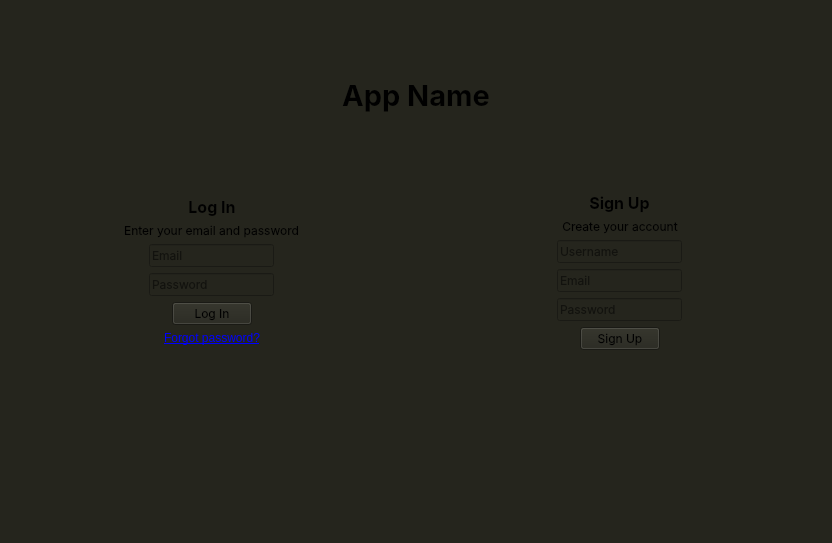
Old version of the form frontend_folder/uipy/authpageWidget.ui in the repository Saadman-Saif/Smart_Academic_Progress_Syllabus_Tracker.
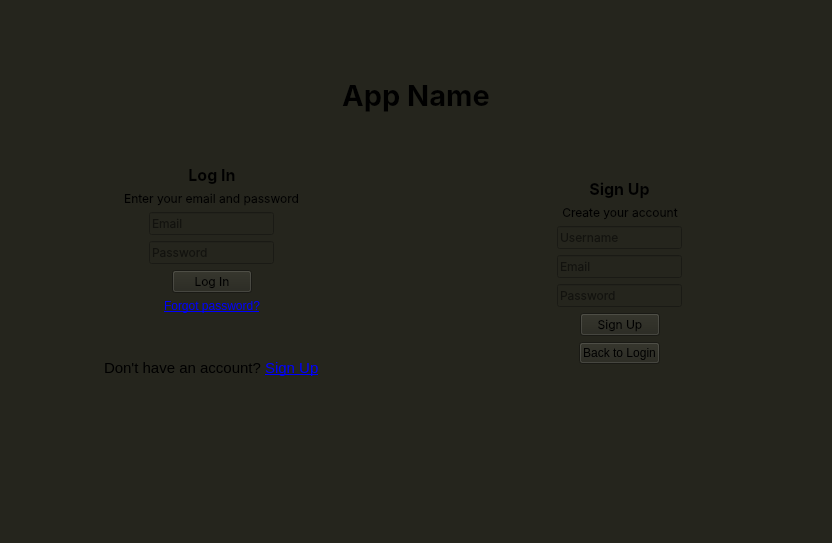
New version of the form.

Commit message: Separated Login and Signup screens

Patch:
```diff
--- a/frontend_folder/uipy/authpageWidget.ui
+++ b/frontend_folder/uipy/authpageWidget.ui
@@ -20,7 +20,7 @@
    <item row="1" column="0" alignment="Qt::AlignmentFlag::AlignVCenter">
     <widget class="QFrame" name="frame">
      <property name="sizePolicy">
-      <sizepolicy hsizetype="Preferred" vsizetype="Preferred">
+      <sizepolicy hsizetype="MinimumExpanding" vsizetype="Preferred">
        <horstretch>0</horstretch>
        <verstretch>3</verstretch>
       </sizepolicy>
@@ -179,13 +179,44 @@
         </property>
        </widget>
       </item>
+      <item>
+       <spacer name="verticalSpacer">
+        <property name="orientation">
+         <enum>Qt::Orientation::Vertical</enum>
+        </property>
+        <property name="sizeHint" stdset="0">
+         <size>
+          <width>20</width>
+          <height>40</height>
+         </size>
+        </property>
+       </spacer>
+      </item>
+      <item alignment="Qt::AlignmentFlag::AlignHCenter">
+       <widget class="QLabel" name="signupLinkLabel">
+        <property name="sizePolicy">
+         <sizepolicy hsizetype="Maximum" vsizetype="Preferred">
+          <horstretch>0</horstretch>
+          <verstretch>0</verstretch>
+         </sizepolicy>
+        </property>
+        <property name="font">
+         <font>
+          <pointsize>11</pointsize>
+         </font>
+        </property>
+        <property name="text">
+         <string>Don't have an account? &lt;a href=&quot;authpageWidget&quot;&gt;Sign Up&lt;/a&gt;</string>
+        </property>
+       </widget>
+      </item>
      </layout>
     </widget>
    </item>
    <item row="1" column="1" alignment="Qt::AlignmentFlag::AlignVCenter">
     <widget class="QFrame" name="frame_3">
      <property name="sizePolicy">
-      <sizepolicy hsizetype="Preferred" vsizetype="Preferred">
+      <sizepolicy hsizetype="MinimumExpanding" vsizetype="Preferred">
        <horstretch>0</horstretch>
        <verstretch>3</verstretch>
       </sizepolicy>
@@ -355,6 +386,19 @@
         </property>
        </widget>
       </item>
+      <item alignment="Qt::AlignmentFlag::AlignHCenter">
+       <widget class="QPushButton" name="backToLoginBtn">
+        <property name="sizePolicy">
+         <sizepolicy hsizetype="Maximum" vsizetype="Fixed">
+          <horstretch>0</horstretch>
+          <verstretch>0</verstretch>
+         </sizepolicy>
+        </property>
+        <property name="text">
+         <string>Back to Login</string>
+        </property>
+       </widget>
+      </item>
      </layout>
     </widget>
    </item>
```
Left out of the diff: 4 changed lines with no effect on the pictures. The commit also changes 3 other files.
